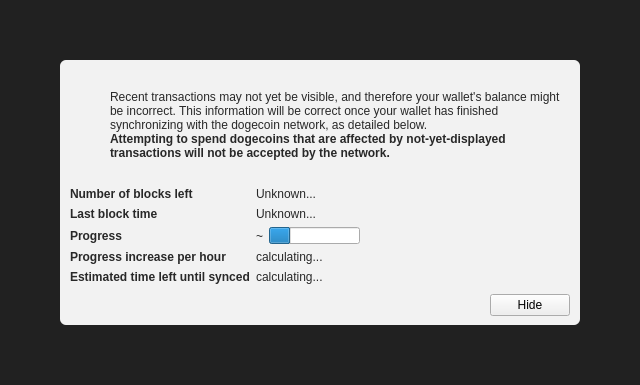
This is src/qt/forms/modaloverlay.ui in dogecoin/dogecoin as Qt 5 draws it before an edit. The edited form follows.
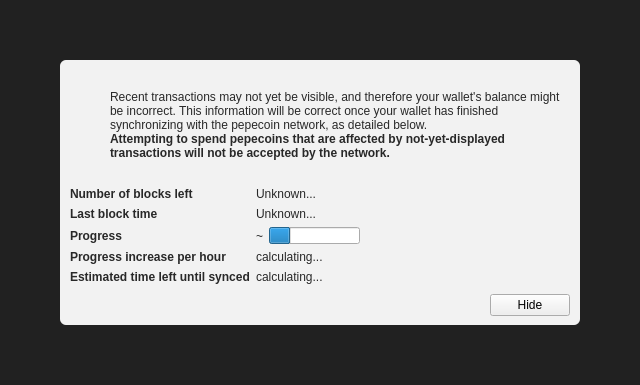
This is the edited form. Icons and pictures are not drawn. Custom widgets are drawn as their Qt base class.

Commit message: Replace Dogecoin strings with Pepecoin. Remove various occurances of 'wow', 'such', and 'much'.

Diff of the .ui file:
```diff
--- a/src/qt/forms/modaloverlay.ui
+++ b/src/qt/forms/modaloverlay.ui
@@ -130,7 +130,7 @@
              <item>
               <widget class="QLabel" name="infoText">
                <property name="text">
-                <string>Recent transactions may not yet be visible, and therefore your wallet's balance might be incorrect. This information will be correct once your wallet has finished synchronizing with the dogecoin network, as detailed below.</string>
+                <string>Recent transactions may not yet be visible, and therefore your wallet's balance might be incorrect. This information will be correct once your wallet has finished synchronizing with the pepecoin network, as detailed below.</string>
                </property>
                <property name="textFormat">
                 <enum>Qt::RichText</enum>
@@ -149,7 +149,7 @@
                 </font>
                </property>
                <property name="text">
-                <string>Attempting to spend dogecoins that are affected by not-yet-displayed transactions will not be accepted by the network.</string>
+                <string>Attempting to spend pepecoins that are affected by not-yet-displayed transactions will not be accepted by the network.</string>
                </property>
                <property name="textFormat">
                 <enum>Qt::RichText</enum>
```
The commit also changes 302 other files.
